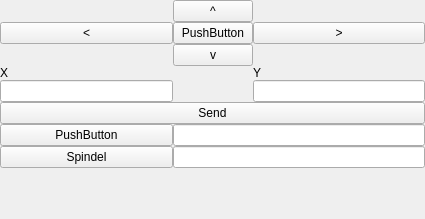
Before: the Qt Designer form tester.ui in Bobbbl/Marvin-PC-Interface, drawn with Qt 5.
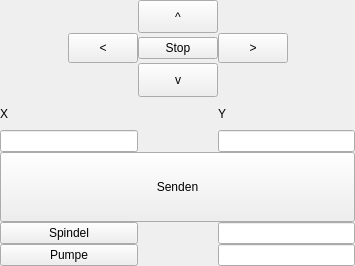
After: the same form once the commit is applied.

Diff of the .ui file:
```diff
--- a/tester.ui
+++ b/tester.ui
@@ -6,8 +6,8 @@
    <rect>
     <x>0</x>
     <y>0</y>
-    <width>425</width>
-    <height>219</height>
+    <width>355</width>
+    <height>266</height>
    </rect>
   </property>
   <property name="windowTitle">
@@ -38,26 +38,12 @@
       <number>0</number>
      </property>
      <item row="3" column="0">
-      <layout class="QGridLayout" name="gridLayout_2"/>
-     </item>
-     <item row="9" column="0">
-      <layout class="QHBoxLayout" name="horizontalLayout_2">
-       <item>
-        <widget class="QPushButton" name="pushButtonSpindel">
-         <property name="text">
-          <string>Spindel</string>
-         </property>
-        </widget>
+      <layout class="QGridLayout" name="gridLayout_2">
+       <item row="0" column="0">
+        <layout class="QHBoxLayout" name="horizontalLayout_7"/>
        </item>
       </layout>
      </item>
-     <item row="4" column="0">
-      <widget class="QLabel" name="label">
-       <property name="text">
-        <string>X</string>
-       </property>
-      </widget>
-     </item>
      <item row="4" column="2">
       <widget class="QLabel" name="label_2">
        <property name="text">
@@ -65,12 +51,29 @@
        </property>
       </widget>
      </item>
+     <item row="9" column="0">
+      <layout class="QHBoxLayout" name="horizontalLayout_2">
+       <item>
+        <widget class="QPushButton" name="pushButtonPumpe">
+         <property name="text">
+          <string>Pumpe</string>
+         </property>
+        </widget>
+       </item>
+      </layout>
+     </item>
      <item row="1" column="1">
-      <widget class="QPushButton" name="pushButton_4">
+      <widget class="QPushButton" name="pushButtonUp">
+       <property name="sizePolicy">
+        <sizepolicy hsizetype="Preferred" vsizetype="Preferred">
+         <horstretch>0</horstretch>
+         <verstretch>0</verstretch>
+        </sizepolicy>
+       </property>
        <property name="minimumSize">
         <size>
          <width>10</width>
-         <height>10</height>
+         <height>30</height>
         </size>
        </property>
        <property name="text">
@@ -79,62 +82,197 @@
       </widget>
      </item>
      <item row="3" column="1">
-      <widget class="QPushButton" name="pushButton_5">
+      <widget class="QPushButton" name="pushButtonDown">
+       <property name="sizePolicy">
+        <sizepolicy hsizetype="Minimum" vsizetype="Preferred">
+         <horstretch>0</horstretch>
+         <verstretch>0</verstretch>
+        </sizepolicy>
+       </property>
+       <property name="minimumSize">
+        <size>
+         <width>0</width>
+         <height>30</height>
+        </size>
+       </property>
        <property name="text">
         <string>v</string>
        </property>
       </widget>
      </item>
-     <item row="2" column="2">
-      <widget class="QPushButton" name="pushButton">
-       <property name="text">
-        <string>&gt;</string>
-       </property>
-      </widget>
-     </item>
      <item row="2" column="1">
-      <widget class="QPushButton" name="pushButton_3">
+      <widget class="QPushButton" name="pushButtonStop">
        <property name="text">
-        <string>PushButton</string>
-       </property>
-      </widget>
-     </item>
-     <item row="7" column="0" colspan="3">
-      <widget class="QPushButton" name="pushButtonXY">
-       <property name="text">
-        <string>Send</string>
-       </property>
-      </widget>
-     </item>
-     <item row="6" column="0">
-      <widget class="QLineEdit" name="lineEdit"/>
-     </item>
-     <item row="6" column="2">
-      <widget class="QLineEdit" name="lineEdit_2"/>
-     </item>
-     <item row="2" column="0">
-      <widget class="QPushButton" name="pushButton_2">
-       <property name="text">
-        <string>&lt;</string>
+        <string>Stop</string>
        </property>
       </widget>
      </item>
      <item row="8" column="0">
       <layout class="QHBoxLayout" name="horizontalLayout">
        <item>
-        <widget class="QPushButton" name="pushButton_6">
+        <widget class="QPushButton" name="pushButtonSpindel_2">
          <property name="text">
-          <string>PushButton</string>
+          <string>Spindel</string>
          </property>
         </widget>
        </item>
       </layout>
      </item>
-     <item row="8" column="1" colspan="2">
-      <widget class="QLineEdit" name="lineEdit_4"/>
+     <item row="6" column="2">
+      <widget class="QLineEdit" name="lineEditY">
+       <property name="sizePolicy">
+        <sizepolicy hsizetype="Minimum" vsizetype="Fixed">
+         <horstretch>0</horstretch>
+         <verstretch>0</verstretch>
+        </sizepolicy>
+       </property>
+      </widget>
      </item>
-     <item row="9" column="1" colspan="2">
-      <widget class="QLineEdit" name="lineEdit_3"/>
+     <item row="6" column="0">
+      <widget class="QLineEdit" name="lineEditX">
+       <property name="sizePolicy">
+        <sizepolicy hsizetype="Minimum" vsizetype="Fixed">
+         <horstretch>0</horstretch>
+         <verstretch>0</verstretch>
+        </sizepolicy>
+       </property>
+      </widget>
+     </item>
+     <item row="7" column="0" colspan="3">
+      <widget class="QPushButton" name="pushButtonSend">
+       <property name="sizePolicy">
+        <sizepolicy hsizetype="Minimum" vsizetype="Expanding">
+         <horstretch>0</horstretch>
+         <verstretch>0</verstretch>
+        </sizepolicy>
+       </property>
+       <property name="minimumSize">
+        <size>
+         <width>0</width>
+         <height>40</height>
+        </size>
+       </property>
+       <property name="maximumSize">
+        <size>
+         <width>16777215</width>
+         <height>70</height>
+        </size>
+       </property>
+       <property name="text">
+        <string>Senden</string>
+       </property>
+      </widget>
+     </item>
+     <item row="2" column="0">
+      <layout class="QHBoxLayout" name="horizontalLayout_3">
+       <item>
+        <spacer name="horizontalSpacer">
+         <property name="orientation">
+          <enum>Qt::Horizontal</enum>
+         </property>
+         <property name="sizeHint" stdset="0">
+          <size>
+           <width>40</width>
+           <height>20</height>
+          </size>
+         </property>
+        </spacer>
+       </item>
+       <item>
+        <widget class="QPushButton" name="pushButtonLeft">
+         <property name="sizePolicy">
+          <sizepolicy hsizetype="Minimum" vsizetype="Preferred">
+           <horstretch>0</horstretch>
+           <verstretch>0</verstretch>
+          </sizepolicy>
+         </property>
+         <property name="minimumSize">
+          <size>
+           <width>50</width>
+           <height>30</height>
+          </size>
+         </property>
+         <property name="maximumSize">
+          <size>
+           <width>70</width>
+           <height>16777215</height>
+          </size>
+         </property>
+         <property name="layoutDirection">
+          <enum>Qt::LeftToRight</enum>
+         </property>
+         <property name="text">
+          <string>&lt;</string>
+         </property>
+        </widget>
+       </item>
+      </layout>
+     </item>
+     <item row="2" column="2">
+      <layout class="QHBoxLayout" name="horizontalLayout_4">
+       <item>
+        <widget class="QPushButton" name="pushButtonRight">
+         <property name="sizePolicy">
+          <sizepolicy hsizetype="Minimum" vsizetype="Preferred">
+           <horstretch>0</horstretch>
+           <verstretch>0</verstretch>
+          </sizepolicy>
+         </property>
+         <property name="minimumSize">
+          <size>
+           <width>50</width>
+           <height>30</height>
+          </size>
+         </property>
+         <property name="maximumSize">
+          <size>
+           <width>70</width>
+           <height>16777215</height>
+          </size>
+         </property>
+         <property name="text">
+          <string>&gt;</string>
+         </property>
+        </widget>
+       </item>
+       <item>
+        <spacer name="horizontalSpacer_2">
+         <property name="orientation">
+          <enum>Qt::Horizontal</enum>
+         </property>
+         <property name="sizeHint" stdset="0">
+          <size>
+           <width>40</width>
+           <height>20</height>
+          </size>
+         </property>
+        </spacer>
+       </item>
+      </layout>
+     </item>
+     <item row="3" column="2">
+      <layout class="QHBoxLayout" name="horizontalLayout_5">
+       <item>
+        <layout class="QHBoxLayout" name="horizontalLayout_6">
+         <property name="topMargin">
+          <number>0</number>
+         </property>
+        </layout>
+       </item>
+      </layout>
+     </item>
+     <item row="8" column="2">
+      <widget class="QLineEdit" name="lineEditSpindel"/>
+     </item>
+     <item row="9" column="2">
+      <widget class="QLineEdit" name="lineEditPolierpumpe"/>
+     </item>
+     <item row="4" column="0">
+      <widget class="QLabel" name="label">
+       <property name="text">
+        <string>X</string>
+       </property>
+      </widget>
      </item>
     </layout>
    </item>
```
